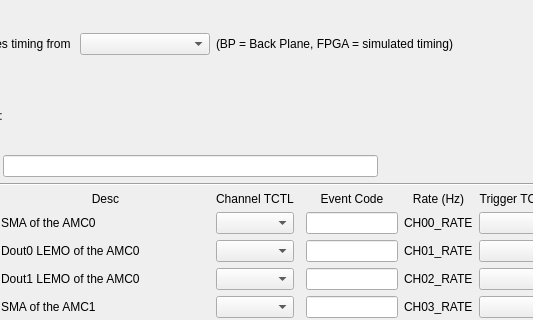
Qt form bcmApp/ui/facet2/bcm_triggers.ui (slaclab/BunchChargeMonitor) before a commit; both pictures show x 83 to 616 and y 0 to 320 of the 846 by 665 pixel window.
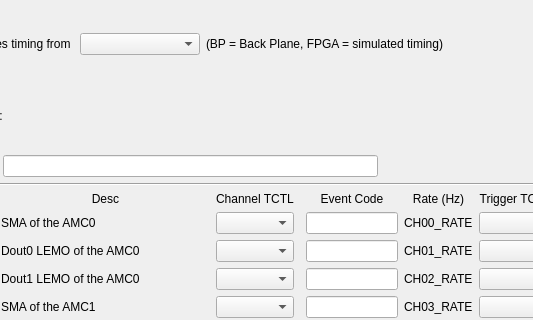
The same form after that commit. Custom widgets are drawn as their Qt base class.

Commit message: Improved minimum width of combo-box

```diff
--- a/bcmApp/ui/facet2/bcm_triggers.ui
+++ b/bcmApp/ui/facet2/bcm_triggers.ui
@@ -27,7 +27,7 @@
       <widget class="PyDMEnumComboBox" name="PyDMEnumComboBox_17">
        <property name="minimumSize">
         <size>
-         <width>130</width>
+         <width>120</width>
          <height>0</height>
         </size>
        </property>
```
